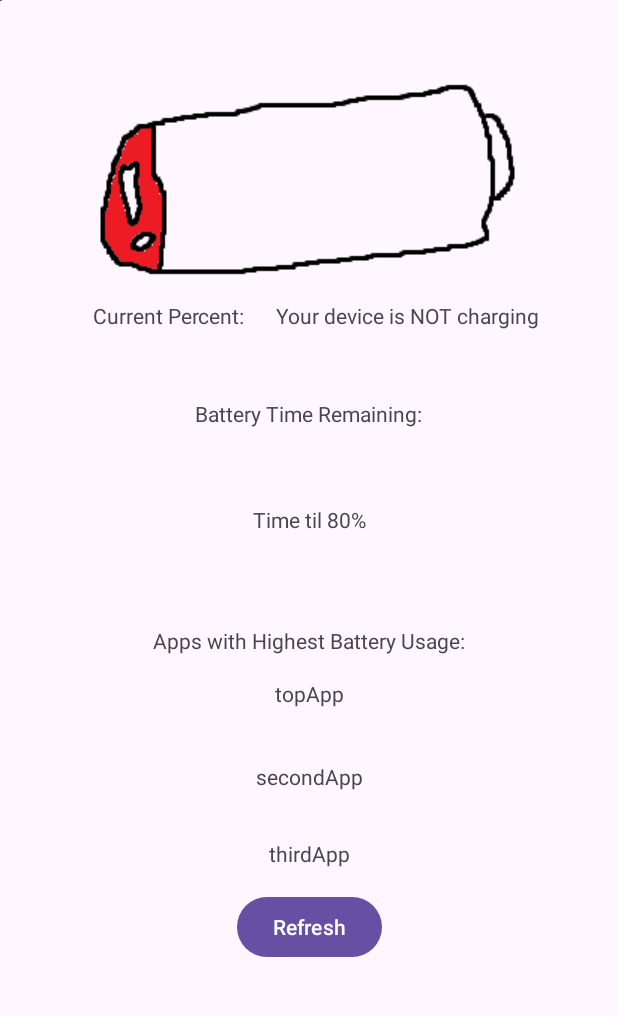
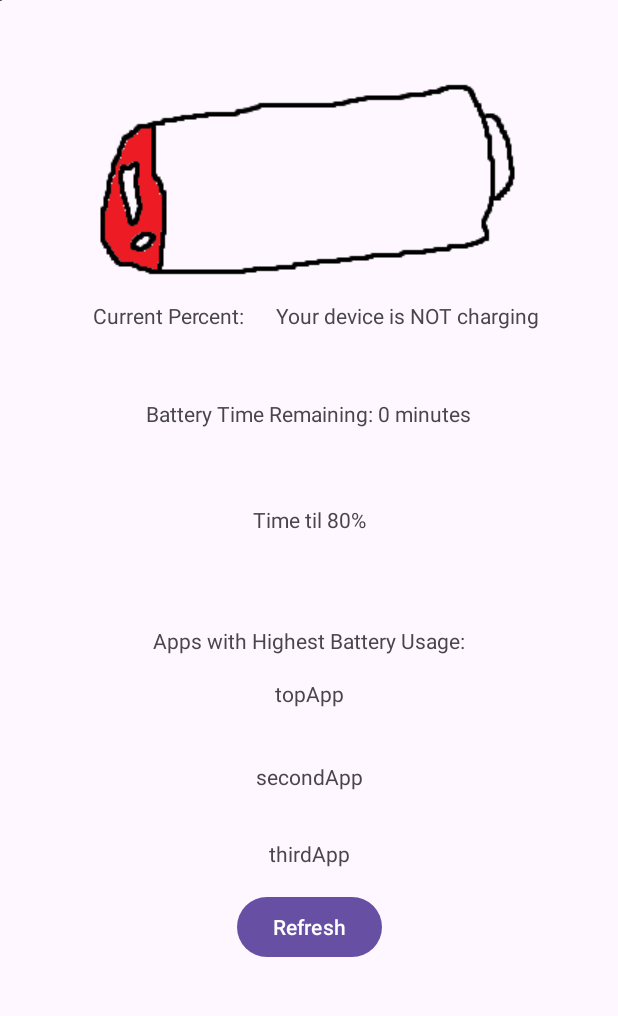
Before and after one commit to hexactinal/imposters, an Android app: the screen it shows after launch (MainActivity), on a phone screen of 412 x 824 dp, the part 80-1096 px from its top. Run offline under Robolectric (Android 15) with nearby library versions, the phone set to English and light mode, and no system bars; 5 statements that could not run were skipped.

Commit message:
Display battery time

```diff
--- a/app/src/main/java/com/example/imposters/MainActivity.java
+++ b/app/src/main/java/com/example/imposters/MainActivity.java
@@ -14,6 +14,8 @@ import android.view.View;
 import android.widget.Button;
 import android.widget.TextView;
 import android.widget.Toast;
+
+import org.w3c.dom.Text;
 
 public class MainActivity extends AppCompatActivity {
 
@@ -62,6 +64,16 @@ public class MainActivity extends AppCompatActivity {
         if (!checkPackagePermissions())
             requestPermissions();
 
+        //Function to calculate the battery time remaining for the device
+
+
+        TextView timeText = (TextView) findViewById(R.id.textView);
+            // Calculate remaining time for full charge
+            int timeRemaining = (int) ((scale * (1 - batteryPct)) / (level / 1000f));
+            // Display remaining time
+            timeText.setText("Battery Time Remaining: " + timeRemaining + " minutes");
+
+
     }
 
     public static boolean isBatteryCharging(Context context) {
@@ -91,8 +103,6 @@ public class MainActivity extends AppCompatActivity {
     //Button to refresh percentage level
     // -> https://www.geeksforgeeks.org/button-in-kotlin/
     // -> https://developer.android.com/guide/topics/ui/notifiers/toasts#Basics
-
-
     public void refreshPercent() {
         Button button = (Button) findViewById(R.id.refreshButton);
         if (button != null) {
@@ -106,5 +116,4 @@ public class MainActivity extends AppCompatActivity {
         }
     }
 
-
 }
```
